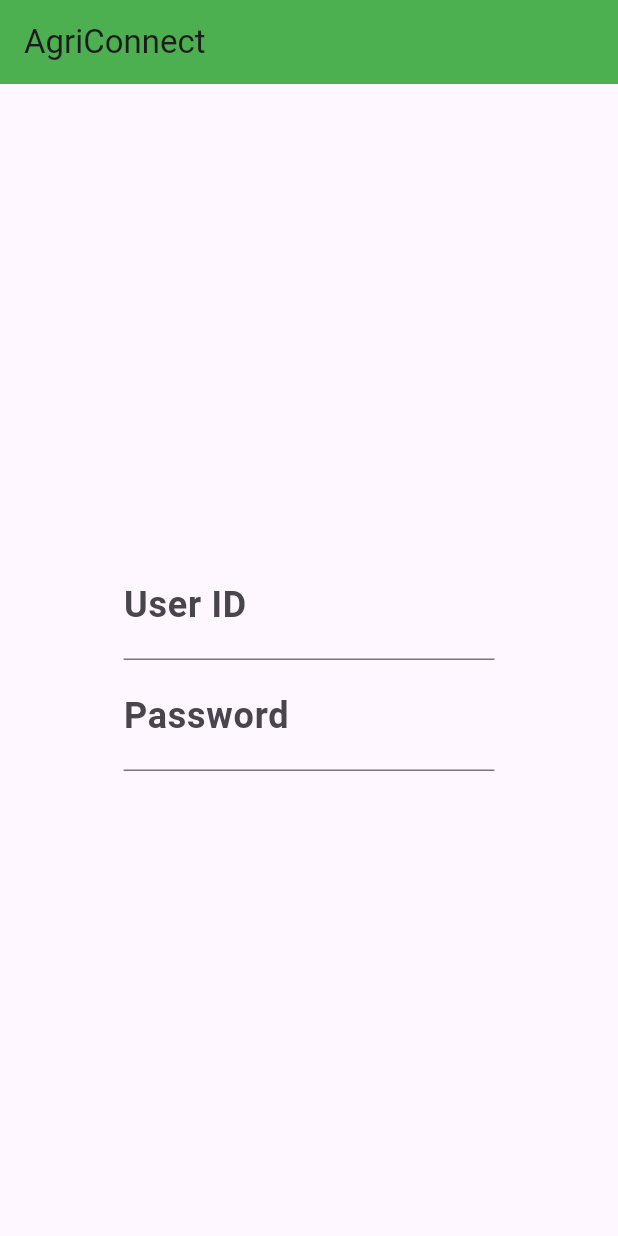
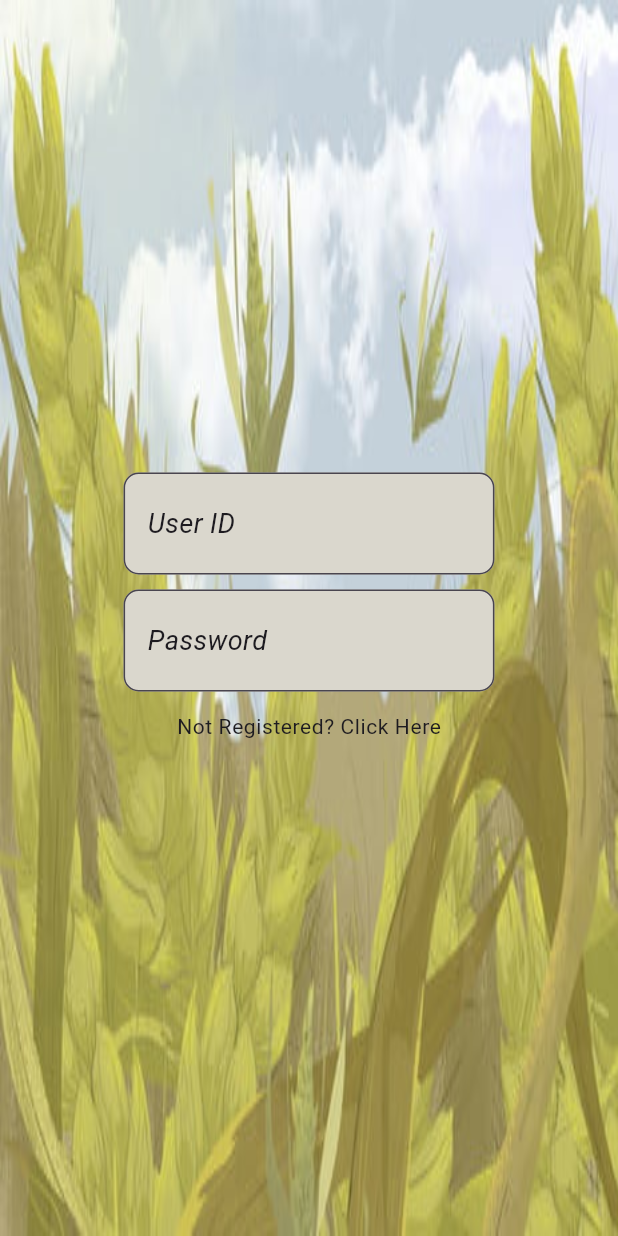
Before and after one commit to DRDiv/agriconnect-frontend, a Flutter app: the screen it shows after launch, on a phone screen of 412 x 824 dp. Run offline on Flutter 3.47's test engine with Material 3 defaults, Android fonts, the phone set to English and light mode, and no system bars; our stand-ins replace go_router; Roboto replaces fonts that are missing (Hind, Nunito).

Commit message:
Login screen improved

```diff
--- a/agriconnect/lib/src/screens/login.dart
+++ b/agriconnect/lib/src/screens/login.dart
@@ -1,4 +1,5 @@
 import 'package:flutter/material.dart';
+import 'package:flutter/widgets.dart';
 
 class LoginScreen extends StatefulWidget {
   const LoginScreen({super.key});
@@ -11,11 +12,16 @@ class _LoginScreenState extends State<LoginScreen> {
   @override
   Widget build(BuildContext context) {
     final double width = MediaQuery.of(context).size.width;
+    final double height = MediaQuery.of(context).size.height;
     return Scaffold(
-      appBar: AppBar(
-        title: Text('AgriConnect'),
+      body: Stack(children: [
+        Image.asset(
+          'assets/image.png', // Replace with the path to your image
+          fit: BoxFit.fill,
+          width: double.infinity,
+          height: double.infinity,
         ),
-      body: Column(
+        Column(
           mainAxisAlignment: MainAxisAlignment.center,
           children: [
             Form(
@@ -26,16 +32,28 @@ class _LoginScreenState extends State<LoginScreen> {
                   TextFormField(
                       decoration: InputDecoration(
                           labelText: "User ID",
-                  ),
+                          labelStyle:
+                              (Theme.of(context).textTheme.bodyMedium))),
+                  SizedBox(
+                    height: 10,
                   ),
                   TextFormField(
-                  decoration: InputDecoration(labelText: "Password"),
+                    decoration: InputDecoration(
+                        labelText: "Password",
+                        labelStyle: (Theme.of(context).textTheme.bodyMedium)),
                   )
                 ]),
               ),
+            )),
+            TextButton(
+                onPressed: () {},
+                child: Text(
+                  'Not Registered? Click Here',
+                  style: Theme.of(context).textTheme.bodySmall,
                 ))
           ],
         ),
+      ]),
     );
   }
 }
--- a/agriconnect/lib/src/themes.dart/theme.dart
+++ b/agriconnect/lib/src/themes.dart/theme.dart
@@ -1,11 +1,25 @@
 import 'package:flutter/material.dart';
+
+class ColorScheme {
+  static Color primary = Color(0xff3A5A40);
+  static Color secondary = Color(0xff588157);
+  static Color tertiary = Color(0xffA3B18A);
+  static Color background = Color(0xffDAD7CD);
+}
 
 final ThemeData agriculturalTheme = ThemeData(
   brightness: Brightness.light,
-  primaryColor: Color(0xFF4CAF50),
-  hintColor: Color(0xFF2196F3),
-  appBarTheme: AppBarTheme(color: Color(0xFF4CAF50)),
+  primaryColor: ColorScheme.primary,
   fontFamily: 'Nunito',
+  appBarTheme: AppBarTheme(
+    backgroundColor: Colors.transparent,
+    centerTitle: true,
+    titleTextStyle: TextStyle(
+      color: Colors.white,
+      fontSize: 20.0,
+      fontWeight: FontWeight.bold,
+    ),
+  ),
   textTheme: TextTheme(
     bodyLarge: TextStyle(fontSize: 24.0, fontWeight: FontWeight.bold),
     bodyMedium: TextStyle(fontSize: 18.0, fontStyle: FontStyle.italic),
@@ -16,4 +30,24 @@ final ThemeData agriculturalTheme = ThemeData(
     buttonColor: Color(0xFF4CAF50), // Green
     textTheme: ButtonTextTheme.primary,
   ),
+  inputDecorationTheme: InputDecorationTheme(
+    filled: true,
+    fillColor: ColorScheme.background,
+    border: OutlineInputBorder(
+      borderRadius: BorderRadius.circular(10.0),
+    ),
+    focusedBorder: OutlineInputBorder(
+      borderSide: BorderSide(color: ColorScheme.primary),
+      borderRadius: BorderRadius.circular(10.0),
+    ),
+    errorBorder: OutlineInputBorder(
+      borderSide: BorderSide(color: Colors.red),
+      borderRadius: BorderRadius.circular(10.0),
+    ),
+    focusedErrorBorder: OutlineInputBorder(
+      borderSide: BorderSide(color: Colors.red),
+      borderRadius: BorderRadius.circular(10.0),
+    ),
+    labelStyle: TextStyle(color: ColorScheme.primary),
+  ),
 );
--- a/agriconnect/pubspec.yaml
+++ b/agriconnect/pubspec.yaml
@@ -38,6 +38,7 @@ dependencies:
   riverpod: ^2.5.0
   go_router: ^13.2.0
 
+
 dev_dependencies:
   flutter_test:
     sdk: flutter
@@ -64,6 +65,9 @@ flutter:
   # assets:
   #   - images/a_dot_burr.jpeg
   #   - images/a_dot_ham.jpeg
+  assets:
+      - assets/image.png
+
 
   # An image asset can refer to one or more resolution-specific "variants", see
   # https://flutter.dev/assets-and-images/#resolution-aware
```
Also changed, not shown: agriconnect/lib/src/routing/routes.dart (+24 -0 lines), agriconnect/lib/src/screens/welcome.dart (added, +10 -0 lines), agriconnect/assets/image copy.png (added), agriconnect/assets/image.png (added). Lines whose indentation alone changed are shown as unchanged.
